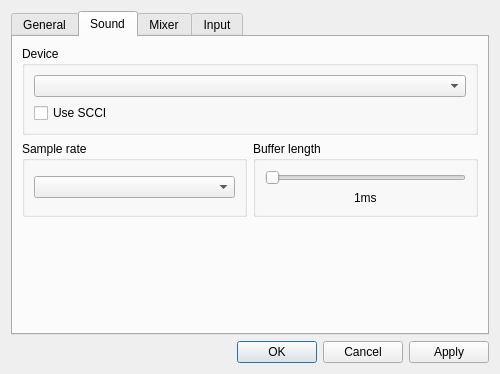
The window that BambooTracker/gui/configuration_dialog.ui (BambooTracker/BambooTracker) describes before a commit, drawn with Qt 5.
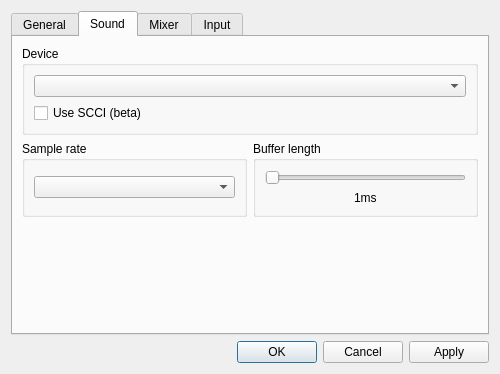
The same window after the commit. The open tabs and pages were chosen to show the change. Custom widgets are drawn as their Qt base class.

What changed in the file:
```diff
--- a/BambooTracker/gui/configuration_dialog.ui
+++ b/BambooTracker/gui/configuration_dialog.ui
@@ -288,7 +288,7 @@
           <item row="1" column="0">
            <widget class="QCheckBox" name="useSCCICheckBox">
             <property name="text">
-             <string>Use SCCI</string>
+             <string>Use SCCI (beta)</string>
             </property>
            </widget>
           </item>
```
